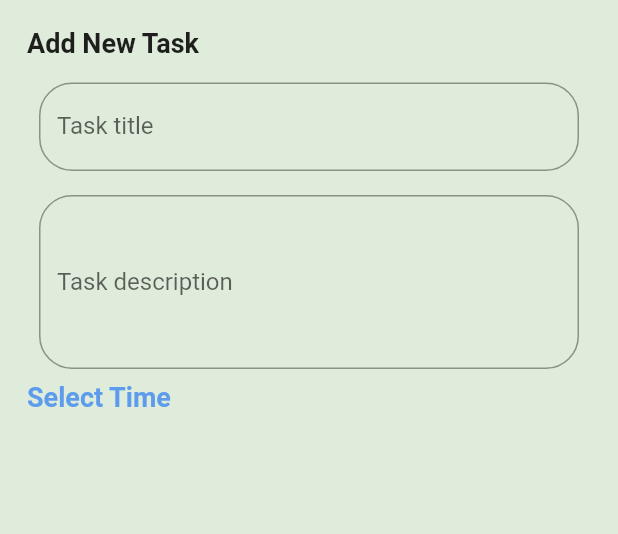
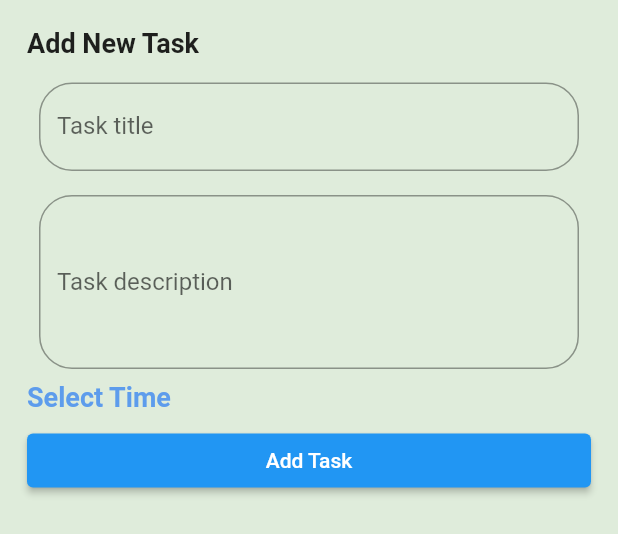
Before and after one commit to hamadia/to_do_app, a Flutter app: the AddTaskBottomSheet widget shown alone on an empty page, opened directly, on a phone screen of 412 x 824 dp. Shown: the top 534 px of the screen. Run offline on Flutter 3.47's test engine with Material 3 defaults, Android fonts, the phone set to English and light mode, and no system bars; our stand-ins replace cloud_firestore, firebase_auth, firebase_core; accounts and stored records are empty.

Commit message:
% add_task_bottom_sheet.dart to reusable components + validate to task title and task description and select time

```diff
--- a/lib/Features/account/presentation/views/widgets/email_text_field.dart
+++ b/lib/Features/account/presentation/views/widgets/email_text_field.dart
@@ -1,7 +1,7 @@
 import 'package:flutter/material.dart';
 
+import '../../../../../core/utils/common_widget/custom_text_form_field.dart';
 import '../../../../../core/utils/email_formate.dart';
-import 'custom_text_form_field.dart';
 
 class EmailTextField extends StatelessWidget {
   EmailTextField({super.key, required this.onEmailEntered});
--- a/lib/Features/account/presentation/views/widgets/name_text_field.dart
+++ b/lib/Features/account/presentation/views/widgets/name_text_field.dart
@@ -1,6 +1,6 @@
 import 'package:flutter/material.dart';
 
-import 'custom_text_form_field.dart';
+import '../../../../../core/utils/common_widget/custom_text_form_field.dart';
 
 class FullNameTextField extends StatelessWidget {
   FullNameTextField({super.key, required this.onNameEntered});
--- a/lib/Features/account/presentation/views/widgets/password_confirmation_text_field.dart
+++ b/lib/Features/account/presentation/views/widgets/password_confirmation_text_field.dart
@@ -1,5 +1,6 @@
 import 'package:flutter/material.dart';
-import 'custom_text_form_field.dart';
+
+import '../../../../../core/utils/common_widget/custom_text_form_field.dart';
 
 class PasswordConfirmationTextField extends StatelessWidget {
   PasswordConfirmationTextField({
--- a/lib/Features/account/presentation/views/widgets/password_text_field.dart
+++ b/lib/Features/account/presentation/views/widgets/password_text_field.dart
@@ -1,6 +1,6 @@
 import 'package:flutter/material.dart';
 
-import 'custom_text_form_field.dart';
+import '../../../../../core/utils/common_widget/custom_text_form_field.dart';
 
 class PasswordTextField extends StatefulWidget {
   const PasswordTextField({super.key, required this.onPasswordEntered});
--- a/lib/Features/account/presentation/views/widgets/user_name_text_field.dart
+++ b/lib/Features/account/presentation/views/widgets/user_name_text_field.dart
@@ -1,6 +1,6 @@
 import 'package:flutter/material.dart';
 
-import 'custom_text_form_field.dart';
+import '../../../../../core/utils/common_widget/custom_text_form_field.dart';
 
 class UserNameTextField extends StatelessWidget {
   UserNameTextField({super.key, required this.onUserNameEntered});
--- a/lib/Features/home/presentation/views/widgets/add_task_bottom_sheet.dart
+++ b/lib/Features/home/presentation/views/widgets/add_task_bottom_sheet.dart
@@ -1,43 +1,85 @@
 import 'package:flutter/material.dart';
-import 'package:to_do_app/Features/account/presentation/views/widgets/custom_text_form_field.dart';
-import 'package:to_do_app/core/utils/colors.dart';
+import 'package:to_do_app/Features/home/presentation/views/widgets/custom-add_button.dart';
+import 'package:to_do_app/Features/home/presentation/views/widgets/custom_select_time.dart';
+import 'package:to_do_app/Features/home/presentation/views/widgets/custom_task_description.dart';
 
-class AddTaskBottomSheet extends StatelessWidget {
+import '../../../../../core/utils/styles.dart';
+import 'custom_task_title.dart';
+
+class AddTaskBottomSheet extends StatefulWidget {
   const AddTaskBottomSheet({super.key});
+
+  @override
+  State<AddTaskBottomSheet> createState() => _AddTaskBottomSheetState();
+}
+
+class _AddTaskBottomSheetState extends State<AddTaskBottomSheet> {
+  final formKey = GlobalKey<FormState>();
 
   @override
   Widget build(BuildContext context) {
     return Container(
       padding: const EdgeInsets.all(18),
-      child: const Column(
+      child: Form(
+        key: formKey,
+        child: Column(
           crossAxisAlignment: CrossAxisAlignment.stretch,
           children: [
             Text(
               'Add New Task',
-            style: TextStyle(
-              fontSize: 18,
-              fontWeight: FontWeight.bold,
+              style: Styles.title,
             ),
-          ),
-          SizedBox(
+            const SizedBox(
               height: 8,
             ),
-          CustomTextFormField(
-            labelText: 'Task title',
+            const TaskTitleTextField(),
+            const TaskDescriptionTextField(),
+            SelectTime(
+              onTap: () {
+                showTaskDatePicker();
+              },
             ),
-          CustomTextFormField(
-            labelText: 'Task description',
-            maxLines: 4,
+            const SizedBox(
+              height: 8,
             ),
-          Text(
-            'Select Time',
-            style: TextStyle(
-                fontWeight: FontWeight.bold,
-                fontSize: 18,
-                color: AppColors.lightPrimaryColor),
+            CustomAddButton(
+              onPressed: () {
+                addTask();
+              },
             ),
           ],
         ),
+      ),
     );
   }
+
+  void showTaskDatePicker() async {
+    var selectedData = await showDatePicker(
+      context: context,
+      firstDate: DateTime.now(),
+      initialDate: DateTime.now(),
+      lastDate: DateTime.now().add(const Duration(days: 365)),
+    );
+    SelectTime.finalSelectedDate = selectedData;
+    setState(() {});
   }
+
+  void addTask() {
+    if (!isValidForm()) {
+      return;
+    }
+  }
+
+  bool isValidForm() {
+    bool isValid = true;
+    if (formKey.currentState?.validate() == false) {
+      isValid = false;
+    }
+    if (SelectTime.finalSelectedDate == null) {
+      SelectTime.showDateError = true;
+      isValid = false;
+      setState(() {});
+    }
+    return isValid;
+  }
+}
--- /dev/null
+++ b/lib/Features/home/presentation/views/widgets/custom-add_button.dart
@@ -0,0 +1,27 @@
+import 'package:flutter/material.dart';
+
+import '../../../../../core/utils/styles.dart';
+
+typedef OnPressed = void Function();
+
+class CustomAddButton extends StatefulWidget {
+  const CustomAddButton({super.key, required this.onPressed});
+
+  final OnPressed onPressed;
+
+  @override
+  State<CustomAddButton> createState() => _CustomAddButtonState();
+}
+
+class _CustomAddButtonState extends State<CustomAddButton> {
+  @override
+  Widget build(BuildContext context) {
+    return ElevatedButton(
+      onPressed: widget.onPressed,
+      child: Text(
+        'Add Task',
+        style: Styles.add,
+      ),
+    );
+  }
+}
--- /dev/null
+++ b/lib/Features/home/presentation/views/widgets/custom_select_time.dart
@@ -0,0 +1,41 @@
+import 'package:flutter/material.dart';
+
+import '../../../../../core/utils/styles.dart';
+
+typedef OnTap = void Function();
+
+class SelectTime extends StatelessWidget {
+  const SelectTime({
+    super.key,
+    required this.onTap,
+  });
+
+  final OnTap onTap;
+  static bool showDateError = false;
+  static DateTime? finalSelectedDate;
+
+  @override
+  Widget build(BuildContext context) {
+    return Column(
+      crossAxisAlignment: CrossAxisAlignment.stretch,
+      children: [
+        InkWell(
+          onTap: onTap,
+          child: Text(
+            finalSelectedDate == null
+                ? 'Select Time'
+                : '${finalSelectedDate?.day}/ ${finalSelectedDate?.month}/${finalSelectedDate?.year}',
+            style: Styles.time,
+          ),
+        ),
+        Visibility(
+          visible: showDateError,
+          child: Text(
+            'Please select time',
+            style: Styles.validTime,
+          ),
+        ),
+      ],
+    );
+  }
+}
--- /dev/null
+++ b/lib/Features/home/presentation/views/widgets/custom_task_description.dart
@@ -0,0 +1,21 @@
+import 'package:flutter/material.dart';
+
+import '../../../../../core/utils/common_widget/custom_text_form_field.dart';
+
+class TaskDescriptionTextField extends StatelessWidget {
+  const TaskDescriptionTextField({super.key});
+
+  @override
+  Widget build(BuildContext context) {
+    return CustomTextFormField(
+      labelText: 'Task description',
+      maxLines: 4,
+      validator: (input) {
+        if (input == null || input.isEmpty) {
+          return 'Please enter description';
+        }
+        return null;
+      },
+    );
+  }
+}
--- /dev/null
+++ b/lib/Features/home/presentation/views/widgets/custom_task_title.dart
@@ -0,0 +1,20 @@
+import 'package:flutter/material.dart';
+
+import '../../../../../core/utils/common_widget/custom_text_form_field.dart';
+
+class TaskTitleTextField extends StatelessWidget {
+  const TaskTitleTextField({super.key});
+
+  @override
+  Widget build(BuildContext context) {
+    return CustomTextFormField(
+      labelText: 'Task title',
+      validator: (input) {
+        if (input == null || input.isEmpty) {
+          return 'Please enter description';
+        }
+        return null;
+      },
+    );
+  }
+}
--- a/lib/core/utils/styles.dart
+++ b/lib/core/utils/styles.dart
@@ -1,5 +1,18 @@
 import 'package:flutter/material.dart';
 
+import 'colors.dart';
+
 class Styles {
-  static TextStyle primaryTextColor = const TextStyle(color: Colors.white);
+  static TextStyle title = const TextStyle(
+    fontSize: 18,
+    fontWeight: FontWeight.bold,
+  );
+  static TextStyle time = const TextStyle(
+      fontWeight: FontWeight.bold,
+      fontSize: 18,
+      color: AppColors.lightPrimaryColor);
+  static TextStyle add = const TextStyle(
+    fontSize: 14,
+  );
+  static TextStyle validTime = const TextStyle(fontSize: 12, color: Colors.red);
 }
```
Also changed, not shown: lib/core/utils/common_widget/custom_text_form_field.dart (renamed from lib/Features/account/presentation/views/widgets/custom_text_form_field.dart). Lines whose indentation alone changed are shown as unchanged.
